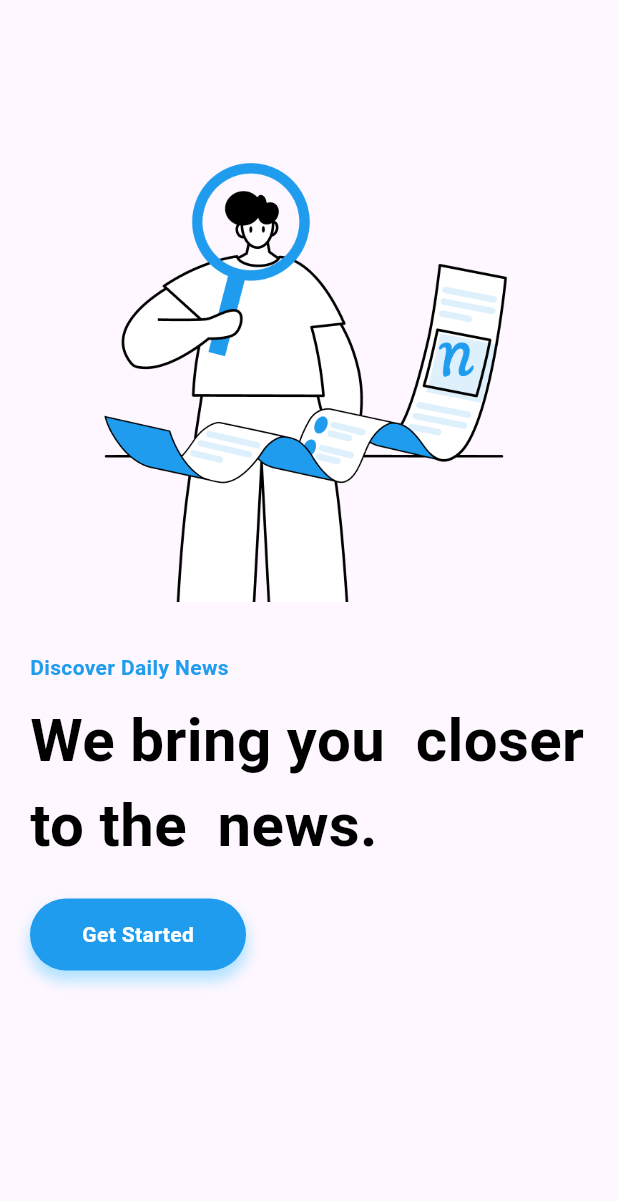
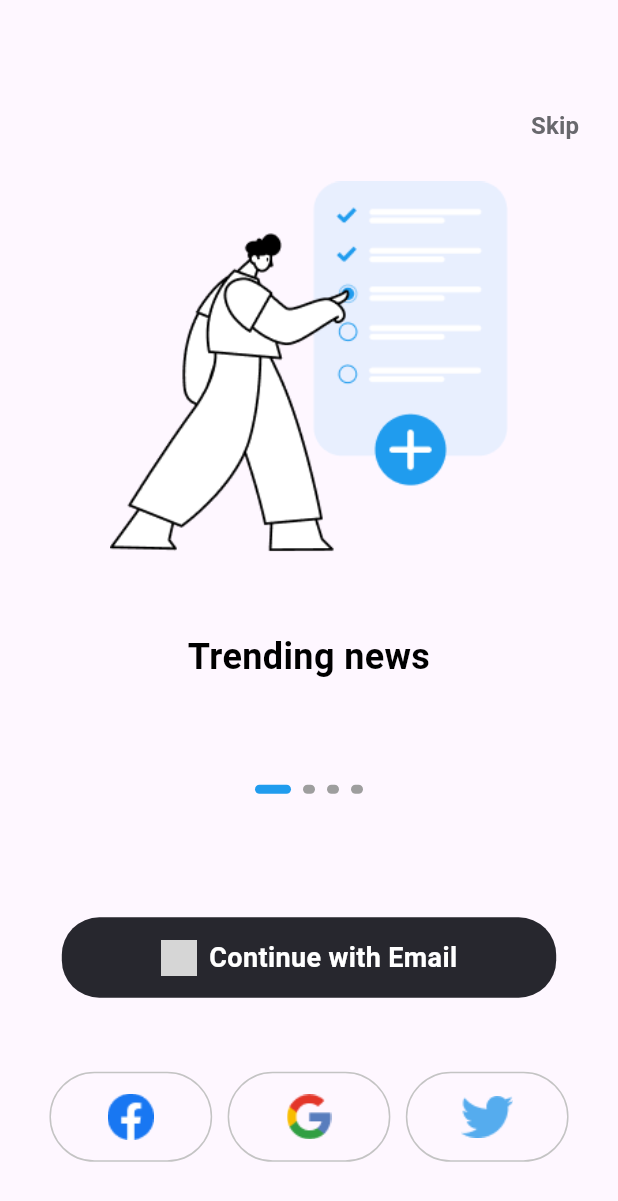
Before and after one commit to MuhammadAmirKhan-57/newzler_app, a Flutter app: the IntroScreen screen opened directly, after a tap on "Get Started", on a phone screen of 412 x 824 dp. Shown: the top 1201 px of the screen. Run offline on Flutter 3.47's test engine with Material 3 defaults, Android fonts, the phone set to English and light mode, and no system bars; drawn by our look-alikes of smooth_page_indicator; grey boxes are pictures that could not be loaded.

Commit message:
Onboarding Screen

```diff
--- /dev/null
+++ b/lib/models/boarding_model.dart
@@ -0,0 +1,6 @@
+class BoardingModel {
+  final String image;
+  final String title;
+
+  BoardingModel({required this.image, required this.title});
+}
--- a/lib/view/intro/intro_screen.dart
+++ b/lib/view/intro/intro_screen.dart
@@ -1,5 +1,6 @@
 import 'package:flutter/material.dart';
 import 'package:newzler_app/provider/theme_provider.dart';
+import 'package:newzler_app/view/onBoarding/onboarding_screen.dart';
 
 import 'package:provider/provider.dart';
 
@@ -42,7 +43,7 @@ class IntroScreen extends StatelessWidget {
             ),
             SizedBox(height: 20),
             GestureDetector(
-              onTap: () {},
+              onTap: () => Navigator.push(context, MaterialPageRoute(builder: (context) => OnBoardingScreen())),
               child: Container(
                 width: 144,
                 height: 48,
--- /dev/null
+++ b/lib/view/onBoarding/onboarding_screen.dart
@@ -0,0 +1,168 @@
+import 'package:flutter/material.dart';
+import 'package:newzler_app/models/boarding_model.dart';
+import 'package:newzler_app/provider/theme_provider.dart';
+import 'package:provider/provider.dart';
+import 'package:smooth_page_indicator/smooth_page_indicator.dart';
+
+
+class OnBoardingScreen extends StatelessWidget {
+  OnBoardingScreen({super.key});
+
+  final PageController controller = PageController();
+
+  final List<BoardingModel> boardingList = [
+    BoardingModel(
+      image: 'assets/images/Group.png',
+       title: 'Trending news'
+       ),
+    BoardingModel(
+      image: 'assets/images/Group 1.png',
+      title: 'React, Save & Share News',
+    ),
+    BoardingModel(
+      image: 'assets/images/Group 2.png',
+      title: 'Video & live News From YouTube',
+    ),
+    BoardingModel(
+      image: 'assets/images/Group 3.png',
+      title: 'Browse News From Variety Of Categories',
+    ),
+  ];
+
+  @override
+  Widget build(BuildContext context) {
+    final screenHeight = MediaQuery.of(context).size.height;
+    final screenWidth = MediaQuery.of(context).size.width;
+    final isDarkTheme = Provider.of<ThemeProvider>(context).selectedTheme == 'Night';
+    return Scaffold(
+      body: Column(
+        children: [
+          Expanded(
+            child: Stack(
+              children: [
+                PageView.builder(
+                  controller: controller,
+                  itemCount: boardingList.length,
+                  itemBuilder: (context, i) {
+                    return Padding(
+                      padding: const EdgeInsets.all(16.0),
+                      child: Column(
+                        children: [
+                          Spacer(flex: 2),
+                          Image.asset(
+                            boardingList[i].image,
+                            width: screenWidth * 0.75,
+                            height: screenHeight * 0.3,
+                            fit: BoxFit.contain,
+                          ),
+                          Spacer(flex: 1),
+                          Text(
+                            boardingList[i].title,
+                            textAlign: TextAlign.center,
+                            style: TextStyle(
+                              fontSize: 24,
+                              color: isDarkTheme ? Colors.white : Colors.black,
+                              fontWeight: FontWeight.w700,
+                            ),
+                          ),
+                          Spacer(flex: 1),
+                        ],
+                      ),
+                    );
+                  },
+                ),
+                Positioned(
+                  top: 60,
+                  right: 10,
+                  child: TextButton(
+                    onPressed: () {
+                      Navigator.pop(context);
+                    },
+                    child: Text(
+                      'Skip',
+                      style: TextStyle(
+                        fontSize: 16,
+                        color: Color(0xff68686D),
+                        fontWeight: FontWeight.w700,
+                      ),
+                    ),
+                  ),
+                ),
+              ],
+            ),
+          ),
+          SmoothPageIndicator(
+            controller: controller,
+            count: boardingList.length,
+            effect: const ExpandingDotsEffect(
+              dotHeight: 6,
+              dotWidth: 8,
+              dotColor: Colors.grey,
+              activeDotColor: Color(0xff209CEE),
+            ),
+          ),
+
+          SizedBox(height: screenHeight * 0.10),
+
+          GestureDetector(
+            onTap: () {},
+            child: Container(
+              height: screenHeight * 0.065,
+              width: screenWidth * 0.8,
+              decoration: BoxDecoration(
+                color: Color(0xff27272E),
+                borderRadius: BorderRadius.circular(25),
+              ),
+              child: Row(
+                mainAxisAlignment: MainAxisAlignment.center,
+                children: [
+                  Image.asset('assets/images/message 1.png',height: 24, width: 24,),
+                  SizedBox(width: screenWidth * 0.02),
+                  Text(
+                    'Continue with Email',
+                    style: TextStyle(
+                      fontSize: 18,
+                      color: Colors.white,
+                      fontWeight: FontWeight.w600,
+                    ),
+                  ),
+                ],
+              ),
+            ),
+          ),
+
+          SizedBox(height: screenHeight * 0.06),
+
+          Padding(
+            padding: EdgeInsets.symmetric(horizontal: screenWidth * 0.08),
+            child: Row(
+              mainAxisAlignment: MainAxisAlignment.spaceBetween,
+              children: [
+                _socialIcon('assets/images/logos_facebook.png'),
+                SizedBox(width: screenWidth * 0.025),
+                _socialIcon('assets/images/devicon_google.png'),
+                SizedBox(width: screenWidth * 0.025),
+                _socialIcon('assets/images/Vector.png'),
+              ],
+            ),
+          ),
+
+          SizedBox(height: screenHeight * 0.06),
+        ],
+      ),
+    );
+  }
+
+  Widget _socialIcon(String assetPath) {
+    return Expanded(
+      child: Container(
+        height: 60,
+        decoration: BoxDecoration(
+          borderRadius: BorderRadius.circular(35),
+          border: Border.all(color: Color(0xffC4C4C4)),
+        ),
+        child: Image.asset(assetPath),
+      ),
+    );
+  }
+}
--- a/pubspec.yaml
+++ b/pubspec.yaml
@@ -16,6 +16,7 @@ dependencies:
 
   cupertino_icons: ^1.0.8
   provider: ^6.1.5
+  smooth_page_indicator: ^1.2.1
 
 dev_dependencies:
   flutter_test:
```
Also changed, not shown: pubspec.lock.
